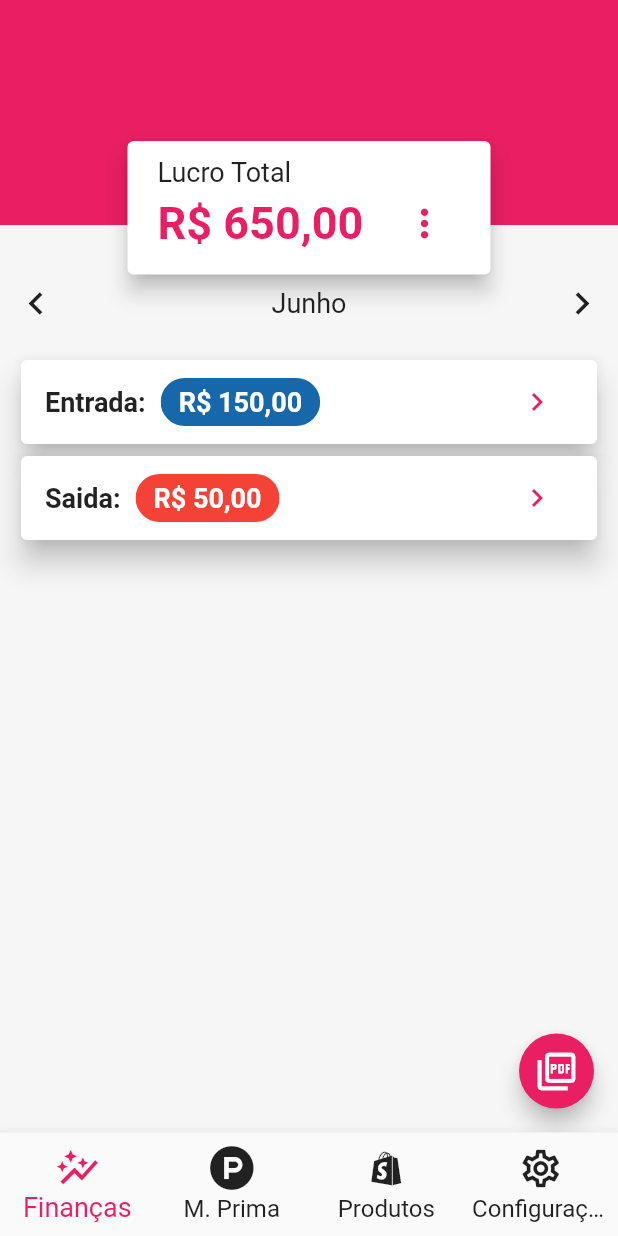
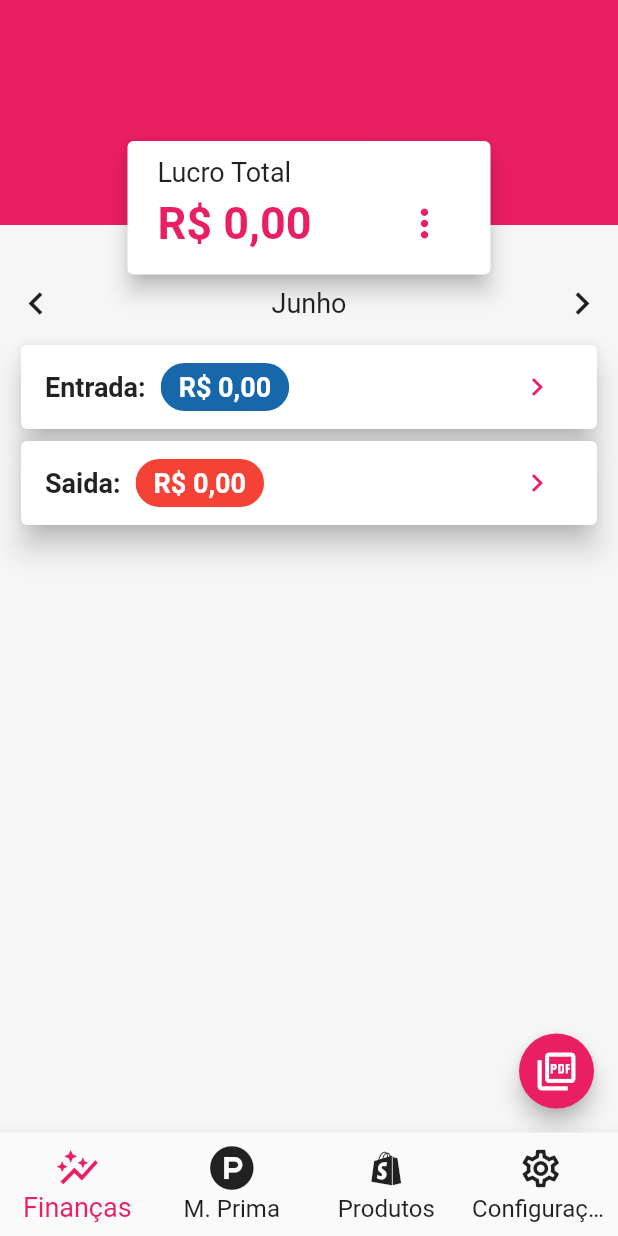
Before and after one commit to Jo-Analyst/app-good-taste, a Flutter app: the screen it shows after launch, after a tap on the "keyboard arrow left" icon, on a phone screen of 412 x 824 dp. Run offline on Flutter 3.47's test engine with Material 2 defaults, Android fonts, the phone set to English and light mode, and no system bars; our stand-ins replace font_awesome_flutter, sqflite; accounts and stored records are empty.

Commit message:
implementação dos detalhes de cada movimento do mês

```diff
--- a/lib/app/controllers/production_controller.dart
+++ b/lib/app/controllers/production_controller.dart
@@ -29,30 +29,30 @@ class ProductionController extends ChangeNotifier {
     notifyListeners();
   }
 
-  static Future<List<Map<String, dynamic>>> getSumQuantityAndValueEntry(
+  Future<List<Map<String, dynamic>>> getSumQuantityAndValueEntry(
       String month) async {
         // /07/
     return await ProductionModel.getSumQuantityAndValueEntry(month);
   }
 
-  static Future<List<Map<String, dynamic>>> getSumPriceFeedstockAndCountFeedstockAndValueLeave(
+  Future<List<Map<String, dynamic>>> getSumPriceFeedstockAndCountFeedstockAndValueLeave(
       String month) async {
         // /07/
     return await ProductionModel.getSumPriceFeedstockAndCountFeedstockAndValueLeave(month);
   }
-  static Future<List<Map<String, dynamic>>> getSumValueProfit(
+  Future<List<Map<String, dynamic>>> getSumValueProfit(
       String month) async {
         // /07/
     return await ProductionModel.getSumValueProfit(month);
   }
 
-  static Future<List<Map<String, dynamic>>> getSumValueEntry(
+  Future<List<Map<String, dynamic>>> getSumValueEntry(
       String month) async {
         // /07/
     return await ProductionModel.getSumValueEntry(month);
   }
 
-  static Future<List<Map<String, dynamic>>> getSumValueLeave(
+  Future<List<Map<String, dynamic>>> getSumValueLeave(
       String month) async {
         // /07/
     return await ProductionModel.getSumValueLeave(month);
--- a/lib/app/models/production_model.dart
+++ b/lib/app/models/production_model.dart
@@ -60,12 +60,12 @@ class ProductionModel {
 
   static Future<List<Map<String, dynamic>>> getSumQuantityAndValueEntry(String month) async {
     final db = await DB.database();
-    return db.rawQuery("SELECT SUM(productions.quantity) AS quantity, SUM(productions.value_entry) AS value_entry, flavors.type FROM productions INNER JOIN flavors ON productions.flavor_id = flavors.id WHERE date LIKE '%$month%' GROUP BY flavors.type");
+    return db.rawQuery("SELECT SUM(productions.quantity) AS quantity, SUM(productions.value_entry) AS price, flavors.type AS name FROM productions INNER JOIN flavors ON productions.flavor_id = flavors.id WHERE date LIKE '%$month%' GROUP BY flavors.type");
   }
 
   static Future<List<Map<String, dynamic>>> getSumPriceFeedstockAndCountFeedstockAndValueLeave(String month) async {
     final db = await DB.database();
-    return db.rawQuery("SELECT SUM(items_productions.price_feedstock) AS price_feedstock, COUNT(feedstocks.name) AS quantity, feedstocks.name FROM productions INNER JOIN items_productions ON productions.id = items_productions.production_id INNER JOIN feedstocks ON feedstocks.id = items_productions.feedstock_id WHERE date LIKE '%$month%' GROUP BY feedstocks.name");
+    return db.rawQuery("SELECT SUM(items_productions.price_feedstock) AS price, COUNT(feedstocks.name) AS quantity, feedstocks.name FROM productions INNER JOIN items_productions ON productions.id = items_productions.production_id INNER JOIN feedstocks ON feedstocks.id = items_productions.feedstock_id WHERE date LIKE '%$month%' GROUP BY feedstocks.name");
   }
 
   static Future<List<Map<String, dynamic>>> getSumValueProfit(String month) async {
--- a/lib/app/pages/movement_details_page.dart
+++ b/lib/app/pages/movement_details_page.dart
@@ -3,6 +3,7 @@ import 'package:app_good_taste/app/pages/all_productions_page.dart';
 import 'package:app_good_taste/app/pages/production_page.dart';
 import 'package:flutter/material.dart';
 import 'package:app_good_taste/app/template/movement_details_template.dart';
+import 'package:intl/intl.dart';
 import 'package:provider/provider.dart';
 
 import '../template/slide_month.dart';
@@ -15,10 +16,78 @@ class MovementDetailsPage extends StatefulWidget {
 }
 
 class _MovementDetailsPageState extends State<MovementDetailsPage> {
+  double valueProfit = 0, valueEntry = 0, valueLeave = 0;
+  String month = "";
+  List<Map<String, dynamic>> itemsEntry = [];
+  List<Map<String, dynamic>> itemsLeave = [];
+
   loadProductions() async {
     final productionController =
         Provider.of<ProductionController>(context, listen: false);
     await productionController.load();
+  }
+
+  @override
+  void initState() {
+    super.initState();
+    DateTime currentDate = DateTime.now();
+    String currentMonth = currentDate.month.toString().padLeft(2, '0');
+    setState(() {
+      month = "/$currentMonth/";
+    });
+    getSumValueProfit();
+    getSumValueEntry();
+    getSumValueLeave();
+    getSumQuantityAndValueEntry();
+    getSumPriceFeedstockAndCountFeedstockAndValueLeave();
+  }
+
+  void getSumPriceFeedstockAndCountFeedstockAndValueLeave() async {
+    final productionProvider =
+        Provider.of<ProductionController>(context, listen: false);
+    itemsLeave = await productionProvider
+        .getSumPriceFeedstockAndCountFeedstockAndValueLeave(month);
+    setState(() {});
+  }
+
+  void getSumQuantityAndValueEntry() async {
+    final productionProvider =
+        Provider.of<ProductionController>(context, listen: false);
+    itemsEntry = await productionProvider.getSumQuantityAndValueEntry(month);
+    setState(() {});
+  }
+
+  void getSumValueEntry() async {
+    final productionProvider =
+        Provider.of<ProductionController>(context, listen: false);
+    final getSumValueEntry = await productionProvider.getSumValueEntry(month);
+    setState(() {
+      valueEntry = getSumValueEntry[0]["value_entry"] == null
+          ? 0.0
+          : getSumValueEntry[0]["value_entry"] as double;
+    });
+  }
+
+  void getSumValueLeave() async {
+    final productionProvider =
+        Provider.of<ProductionController>(context, listen: false);
+    final getSumValueLeave = await productionProvider.getSumValueLeave(month);
+    setState(() {
+      valueLeave = getSumValueLeave[0]["value_leave"] == null
+          ? 0.0
+          : getSumValueLeave[0]["value_leave"] as double;
+    });
+  }
+
+  void getSumValueProfit() async {
+    final productionProvider =
+        Provider.of<ProductionController>(context, listen: false);
+    final getSumValueProfit = await productionProvider.getSumValueProfit(month);
+    setState(() {
+      valueProfit = getSumValueProfit[0]["value_profit"] == null
+          ? 0.0
+          : getSumValueProfit[0]["value_profit"] as double;
+    });
   }
 
   @override
@@ -50,18 +119,29 @@ class _MovementDetailsPageState extends State<MovementDetailsPage> {
                   color: Theme.of(context).primaryColor,
                 ),
                 const SizedBox(height: 28),
-                const SlideMonth(),
-                const Padding(
-                  padding: EdgeInsets.all(10.0),
+                SlideMonth(
+                  getNumberMonth: (numberMonth) => setState(() {
+                    month = "/$numberMonth/";
+                    getSumValueEntry();
+                    getSumValueLeave();
+                    getSumValueProfit();
+                    getSumQuantityAndValueEntry();
+                    getSumPriceFeedstockAndCountFeedstockAndValueLeave();
+                  }),
+                ),
+                Padding(
+                  padding: const EdgeInsets.symmetric(horizontal: 10),
                   child: Column(
                     children: [
                       MovementDetailsTemplate(
-                        price: 150,
+                        price: valueEntry,
                         description: "Entrada",
+                        items: itemsEntry,
                       ),
                       MovementDetailsTemplate(
-                        price: 50,
+                        price: valueLeave,
                         description: "Saida",
+                        items: itemsLeave,
                       ),
                     ],
                   ),
@@ -90,7 +170,8 @@ class _MovementDetailsPageState extends State<MovementDetailsPage> {
                       mainAxisAlignment: MainAxisAlignment.spaceBetween,
                       children: [
                         Text(
-                          'R\$ 650,00',
+                          NumberFormat("R\$ #0.00", "PT-BR")
+                              .format(valueProfit),
                           style: TextStyle(
                             fontSize: 30,
                             color: Theme.of(context).primaryColor,
--- a/lib/app/template/movement_details_template.dart
+++ b/lib/app/template/movement_details_template.dart
@@ -4,9 +4,11 @@ import 'package:intl/intl.dart';
 class MovementDetailsTemplate extends StatefulWidget {
   final double price;
   final String description;
+  final List<Map<String, dynamic>> items;
   const MovementDetailsTemplate({
     required this.price,
     required this.description,
+    required this.items,
     super.key,
   });
 
@@ -16,12 +18,6 @@ class MovementDetailsTemplate extends StatefulWidget {
 
 class _MovementDetailsTemplate extends State<MovementDetailsTemplate> {
   bool _expanded = false;
-  final List<Map<String, dynamic>> _items = [
-    {"name": "Açucar", "price": 39.00, "quantity": 1},
-    {"name": "Saquinho", "price": 24.50, "quantity": 1},
-    {"name": "Suco de Maracujá", "price": 13.5, "quantity": 10},
-    {"name": "Suco de Morango", "price": 27.00, "quantity": 20},
-  ];
 
   Color changeColorByDescription() {
     switch (widget.description.toLowerCase()) {
@@ -88,17 +84,17 @@ class _MovementDetailsTemplate extends State<MovementDetailsTemplate> {
               ),
               Visibility(
                 visible: _expanded,
-                child: _items.length > 3
+                child: widget.items.length > 3
                     ? SizedBox(
                         height:
                             100, // Altura máxima desejada para o conteúdo rolável
                         child: ListView.builder(
                           padding: EdgeInsets.zero, // Remover o padding
-                          itemCount: _items.length,
+                          itemCount: widget.items.length,
                           itemBuilder: (ctx, index) {
-                            final name = _items[index]['name'];
-                            final price = _items[index]['price'];
-                            final quantity = _items[index]['quantity'];
+                            final name = widget.items[index]['name'];
+                            final price = widget.items[index]['price'];
+                            final quantity = widget.items[index]['quantity'];
 
                             return Container(
                               width: double.infinity,
@@ -113,7 +109,7 @@ class _MovementDetailsTemplate extends State<MovementDetailsTemplate> {
                                         horizontal: 10,
                                       ),
                                       child: Text(
-                                        "${quantity}x $name ${NumberFormat('R\$ #0.00', 'PT-BT').format(price)}",
+                                        "${quantity}x $name ${NumberFormat('R\$#0.00', 'PT-BT').format(price)}",
                                       ),
                                     ),
                                   ),
@@ -125,7 +121,7 @@ class _MovementDetailsTemplate extends State<MovementDetailsTemplate> {
                         ),
                       )
                     : Column(
-                        children: _items.map(
+                        children: widget.items.map(
                           (item) {
                             final name = item['name'];
                             final price = item['price'];
--- a/lib/app/template/slide_month.dart
+++ b/lib/app/template/slide_month.dart
@@ -3,7 +3,8 @@ import 'package:flutter/material.dart';
 import '../utils/month.dart';
 
 class SlideMonth extends StatefulWidget {
-  const SlideMonth({super.key});
+  final Function(dynamic value) getNumberMonth;
+  const SlideMonth({super.key, required this.getNumberMonth});
 
   @override
   State<SlideMonth> createState() => _SlideMonthState();
@@ -12,6 +13,7 @@ class SlideMonth extends StatefulWidget {
 class _SlideMonthState extends State<SlideMonth> {
   int numberMonth = int.parse(DateTime.now().month.toString()) - 1;
   String stringMonth = "";
+
   @override
   Widget build(BuildContext context) {
     return Row(
@@ -23,26 +25,28 @@ class _SlideMonthState extends State<SlideMonth> {
               : () => setState(() {
                     if (numberMonth == 0) return;
                     numberMonth--;
-                    print(stringMonth);
+                    widget.getNumberMonth(
+                        Month.listMonths[numberMonth]["number"].toString());
                   }),
           icon: const Icon(
             Icons.keyboard_arrow_left,
             size: 30,
           ),
         ),
-        MonthPartils(numberMonth, getNumberMonth: (month) {
-          setState(() {
-            stringMonth = month;
-            print(stringMonth);
-          });
-        }),
+        Text(
+          Month.listMonths[numberMonth]["month"].toString(),
+          style: TextStyle(
+            fontSize: Theme.of(context).textTheme.displayLarge?.fontSize,
+          ),
+        ),
         IconButton(
           onPressed: numberMonth == 11
               ? null
               : () => setState(() {
                     if (numberMonth == 11) return;
                     numberMonth++;
-                    print(stringMonth);
+                    widget.getNumberMonth(
+                        Month.listMonths[numberMonth]["number"].toString());
                   }),
           icon: const Icon(
             Icons.keyboard_arrow_right,
--- a/lib/app/utils/month.dart
+++ b/lib/app/utils/month.dart
@@ -1,17 +1,5 @@
-import 'package:flutter/material.dart';
-
-class MonthPartils extends StatefulWidget {
-  final int numberMonth;
-  final Function(String) getNumberMonth;
-  const MonthPartils(this.numberMonth,
-      {super.key, required this.getNumberMonth});
-
-  @override
-  State<MonthPartils> createState() => _MonthPartilsState();
-}
-
-class _MonthPartilsState extends State<MonthPartils> {
-  final List<Map<String, String>> months = [
+class Month {
+  static List<Map<String, String>> listMonths = [
     {"month": "Janeiro", "number": "01"},
     {"month": "Fevereiro", "number": "02"},
     {"month": "Março", "number": "03"},
@@ -25,20 +13,4 @@ class _MonthPartilsState extends State<MonthPartils> {
     {"month": "Novembro", "number": "11"},
     {"month": "Dezembro", "number": "12"},
   ];
-
-  @override
-  void initState() {
-    super.initState();
-    // widget.getNumberMonth(months[widget.numberMonth]["number"].toString());
-  }
-
-  @override
-  Widget build(BuildContext context) {
-    return Text(
-      months[widget.numberMonth]["month"].toString(),
-      style: TextStyle(
-        fontSize: Theme.of(context).textTheme.displayLarge?.fontSize,
-      ),
-    );
-  }
 }
```
